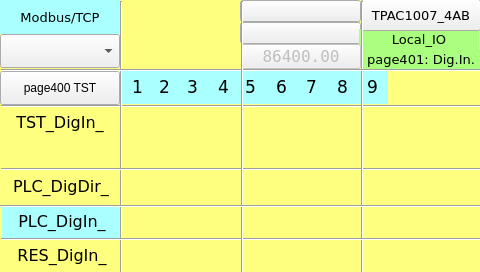
Old version of the form TPAC1007_04_AB/Local_IO_HMI/page401.ui in the repository MECTsrl/mect_apps.
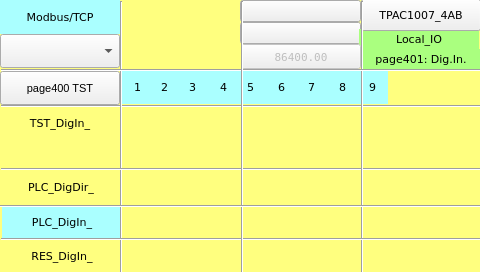
New version of the form. Custom widgets are drawn as their Qt base class.

```diff
--- a/TPAC1007_04_AB/Local_IO_HMI/page401.ui
+++ b/TPAC1007_04_AB/Local_IO_HMI/page401.ui
@@ -234,7 +234,7 @@
    <property name="font">
     <font>
      <family>DejaVu Sans</family>
-     <pointsize>13</pointsize>
+     <pointsize>8</pointsize>
     </font>
    </property>
    <property name="styleSheet">
@@ -472,6 +472,11 @@
      <height>34</height>
     </rect>
    </property>
+   <property name="font">
+    <font>
+     <pointsize>8</pointsize>
+    </font>
+   </property>
    <property name="toolTip">
     <string/>
    </property>
@@ -561,7 +566,7 @@
    <property name="font">
     <font>
      <family>DejaVu Sans</family>
-     <pointsize>12</pointsize>
+     <pointsize>8</pointsize>
     </font>
    </property>
    <property name="styleSheet">
@@ -586,7 +591,7 @@
    <property name="font">
     <font>
      <family>DejaVu Sans</family>
-     <pointsize>10</pointsize>
+     <pointsize>8</pointsize>
     </font>
    </property>
    <property name="styleSheet">
@@ -812,7 +817,7 @@
    <property name="font">
     <font>
      <family>DejaVu Sans</family>
-     <pointsize>13</pointsize>
+     <pointsize>8</pointsize>
     </font>
    </property>
    <property name="styleSheet">
@@ -981,7 +986,7 @@
    <property name="font">
     <font>
      <family>DejaVu Sans</family>
-     <pointsize>12</pointsize>
+     <pointsize>8</pointsize>
     </font>
    </property>
    <property name="styleSheet">
@@ -1019,7 +1024,7 @@
    <property name="font">
     <font>
      <family>DejaVu Sans</family>
-     <pointsize>13</pointsize>
+     <pointsize>8</pointsize>
     </font>
    </property>
    <property name="styleSheet">
@@ -1080,7 +1085,7 @@
    <property name="font">
     <font>
      <family>DejaVu Sans</family>
-     <pointsize>10</pointsize>
+     <pointsize>8</pointsize>
     </font>
    </property>
    <property name="styleSheet">
@@ -1177,7 +1182,7 @@
    <property name="font">
     <font>
      <family>DejaVu Sans</family>
-     <pointsize>13</pointsize>
+     <pointsize>8</pointsize>
     </font>
    </property>
    <property name="styleSheet">
@@ -1238,7 +1243,7 @@
    <property name="font">
     <font>
      <family>DejaVu Sans</family>
-     <pointsize>13</pointsize>
+     <pointsize>8</pointsize>
     </font>
    </property>
    <property name="styleSheet">
@@ -1299,7 +1304,7 @@
    <property name="font">
     <font>
      <family>DejaVu Sans</family>
-     <pointsize>10</pointsize>
+     <pointsize>8</pointsize>
      <weight>50</weight>
      <bold>false</bold>
     </font>
@@ -1416,7 +1421,7 @@
    <property name="font">
     <font>
      <family>DejaVu Sans</family>
-     <pointsize>13</pointsize>
+     <pointsize>8</pointsize>
     </font>
    </property>
    <property name="styleSheet">
@@ -1529,7 +1534,7 @@
    <property name="font">
     <font>
      <family>DejaVu Sans Mono</family>
-     <pointsize>12</pointsize>
+     <pointsize>8</pointsize>
     </font>
    </property>
    <property name="text">
@@ -1592,7 +1597,7 @@
    <property name="font">
     <font>
      <family>DejaVu Sans</family>
-     <pointsize>13</pointsize>
+     <pointsize>8</pointsize>
     </font>
    </property>
    <property name="styleSheet">
@@ -1778,7 +1783,7 @@
    <property name="font">
     <font>
      <family>DejaVu Sans</family>
-     <pointsize>10</pointsize>
+     <pointsize>8</pointsize>
     </font>
    </property>
    <property name="styleSheet">
@@ -1839,7 +1844,7 @@
    <property name="font">
     <font>
      <family>DejaVu Sans</family>
-     <pointsize>13</pointsize>
+     <pointsize>8</pointsize>
     </font>
    </property>
    <property name="styleSheet">
@@ -1949,7 +1954,7 @@
    <property name="font">
     <font>
      <family>DejaVu Sans</family>
-     <pointsize>13</pointsize>
+     <pointsize>8</pointsize>
     </font>
    </property>
    <property name="styleSheet">
@@ -1974,7 +1979,7 @@
    <property name="font">
     <font>
      <family>DejaVu Sans</family>
-     <pointsize>12</pointsize>
+     <pointsize>8</pointsize>
     </font>
    </property>
    <property name="styleSheet">
@@ -1999,7 +2004,7 @@
    <property name="font">
     <font>
      <family>DejaVu Sans</family>
-     <pointsize>12</pointsize>
+     <pointsize>8</pointsize>
      <weight>50</weight>
      <bold>false</bold>
     </font>
```
Left out of the diff: 44 changed lines with no effect on the pictures.
